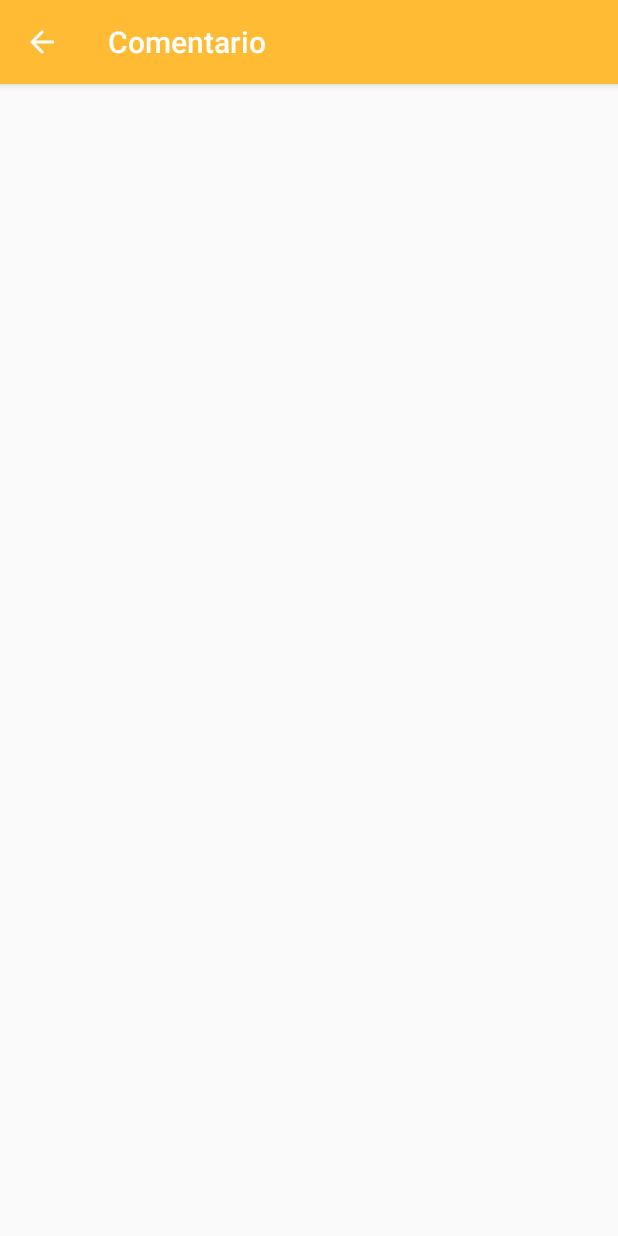
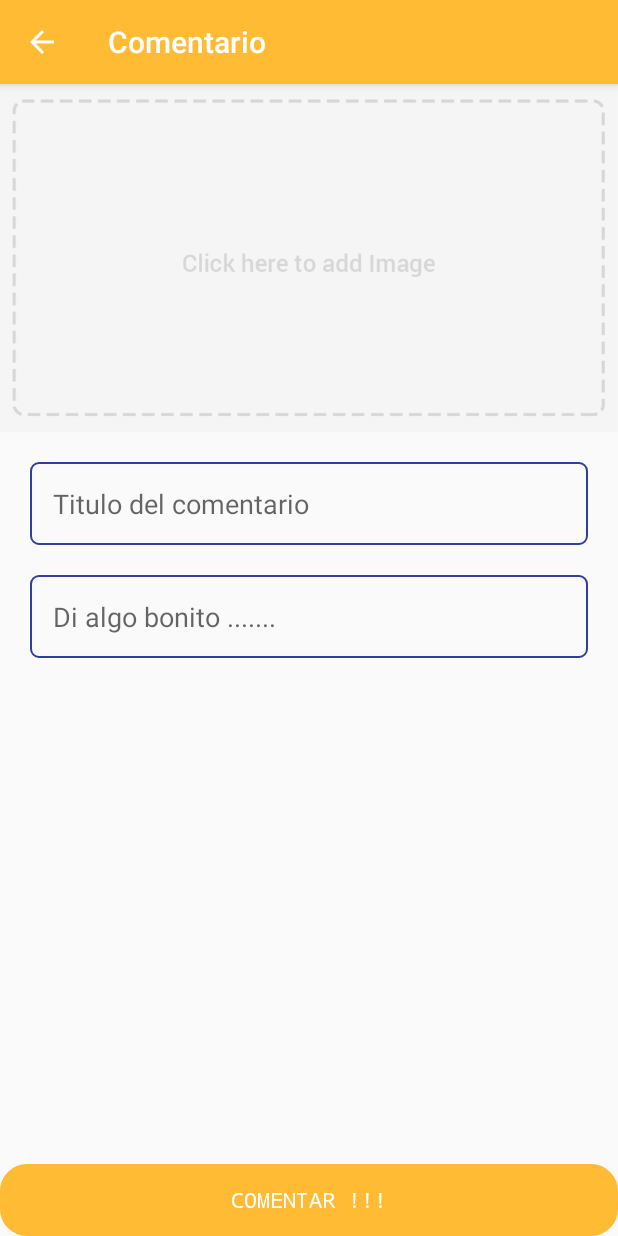
Before and after one commit to sebasval/Table, an Android app: the Publish screen opened directly, with no data from a screen before it, on a phone screen of 412 x 824 dp. Run offline under Robolectric (Android 15) with nearby library versions, the phone set to English and light mode, and no system bars.

Commit message:
Publish Design Complete

```diff
--- a/app/build.gradle
+++ b/app/build.gradle
@@ -27,6 +27,10 @@ dependencies {
     compile 'com.android.support:appcompat-v7:25.1.0'
     compile 'com.android.support:design:25.1.0'
     compile 'com.google.firebase:firebase-database:9.0.0'
+    compile 'com.google.firebase:firebase-storage:9.0.0'
+    compile 'com.firebaseui:firebase-ui-database:0.4.0'
+    compile 'com.android.support:recyclerview-v7:25.1.0'
+    compile 'com.android.support:cardview-v7:25.1.0'
     compile 'com.google.firebase:firebase-auth:9.0.0'
     compile 'com.facebook.android:facebook-android-sdk:[4,5)'
     compile 'com.github.bumptech.glide:glide:3.7.0'
--- a/app/src/main/res/layout/activity_publish.xml
+++ b/app/src/main/res/layout/activity_publish.xml
@@ -1,13 +1,62 @@
 <?xml version="1.0" encoding="utf-8"?>
 <RelativeLayout xmlns:android="http://schemas.android.com/apk/res/android"
+    xmlns:app="http://schemas.android.com/apk/res-auto"
     xmlns:tools="http://schemas.android.com/tools"
     android:id="@+id/activity_publish"
     android:layout_width="match_parent"
     android:layout_height="match_parent"
-    android:paddingBottom="@dimen/activity_vertical_margin"
-    android:paddingLeft="@dimen/activity_horizontal_margin"
-    android:paddingRight="@dimen/activity_horizontal_margin"
-    android:paddingTop="@dimen/activity_vertical_margin"
     tools:context="tesis.utadeo.table.Publish">
 
+    <ImageButton
+        android:layout_width="match_parent"
+        android:layout_height="wrap_content"
+        app:srcCompat="@drawable/add_btn"
+        android:layout_alignParentTop="true"
+        android:layout_centerHorizontal="true"
+        android:id="@+id/imageField"
+        android:background="#00ffffff"
+        android:scaleType="centerCrop"
+        android:adjustViewBounds="true" />
+
+    <EditText
+        android:layout_width="match_parent"
+        android:layout_height="wrap_content"
+        android:inputType="textPersonName"
+        android:ems="10"
+        android:background="@drawable/input_outline"
+        android:id="@+id/editTextTitle"
+        android:layout_below="@+id/imageField"
+        android:layout_marginLeft="20dp"
+        android:layout_marginTop="20dp"
+        android:layout_marginRight="20dp"
+        android:padding="15dp"
+        android:hint="@string/titulocomentario"
+        android:singleLine="true" />
+
+    <EditText
+        android:layout_width="match_parent"
+        android:layout_height="wrap_content"
+        android:inputType="textMultiLine"
+        android:ems="10"
+        android:background="@drawable/input_outline"
+        android:layout_below="@+id/editTextTitle"
+        android:layout_centerHorizontal="true"
+        android:id="@+id/descField"
+        android:layout_marginLeft="20dp"
+        android:layout_marginRight="20dp"
+        android:layout_marginTop="20dp"
+        android:padding="15dp"
+        android:hint="@string/comentario"/>
+
+    <Button
+        android:textColor="#FFFFFF"
+        android:typeface="monospace"
+        android:background="@drawable/buttonregister"
+        android:text="@string/comentar"
+        android:id="@+id/submitButton"
+        android:layout_width="match_parent"
+        android:layout_height="wrap_content"
+        android:layout_alignParentBottom="true"
+        android:layout_alignParentLeft="true"
+        android:layout_alignParentStart="true" />
 </RelativeLayout>
--- a/app/src/main/res/values/strings.xml
+++ b/app/src/main/res/values/strings.xml
@@ -23,6 +23,9 @@
     <string name="dominio">\@table.com</string>
     <string name="registrarses">Registrarse !!!</string>
     <string name="usuarios">Usuario</string>
+    <string name="comentario">Di algo bonito .......</string>
+    <string name="titulocomentario">Titulo del comentario</string>
+    <string name="comentar">Comentar !!!</string>
 
 
 </resources>
```
Also changed, not shown: app/src/main/res/drawable-hdpi/add_btn.png (added), app/src/main/res/drawable-mdpi/add_btn.png (added), app/src/main/res/drawable-xhdpi/add_btn.png (added), app/src/main/res/drawable-xxhdpi/add_btn.png (added), app/src/main/res/drawable-xxxhdpi/add_btn.png (added).
